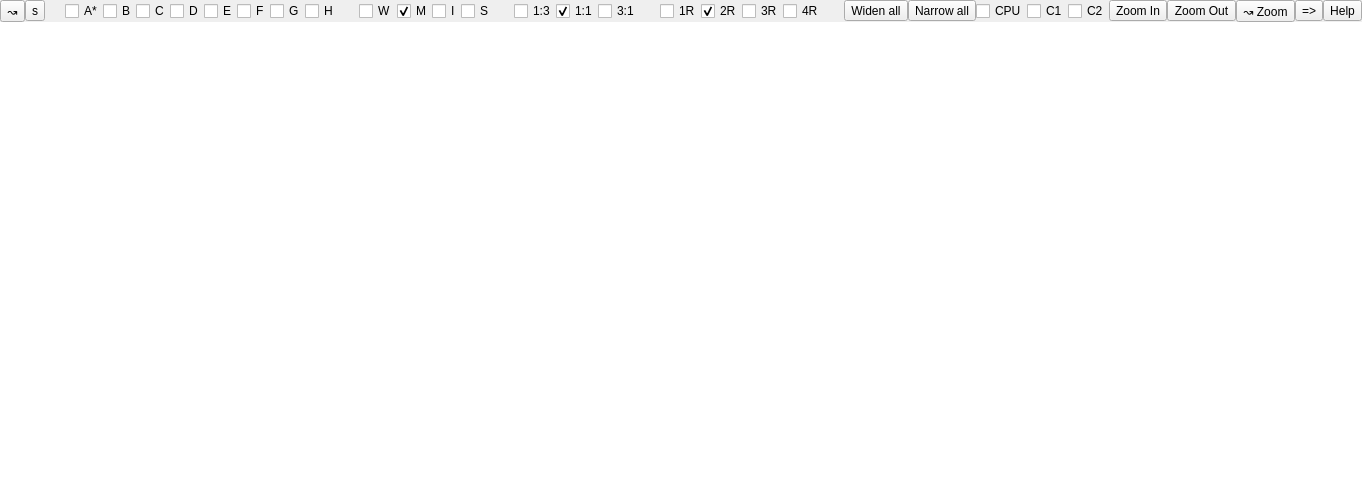
Old version of the form Qt/qt4_mixer_widget.ui in the repository kmatheussen/radium.
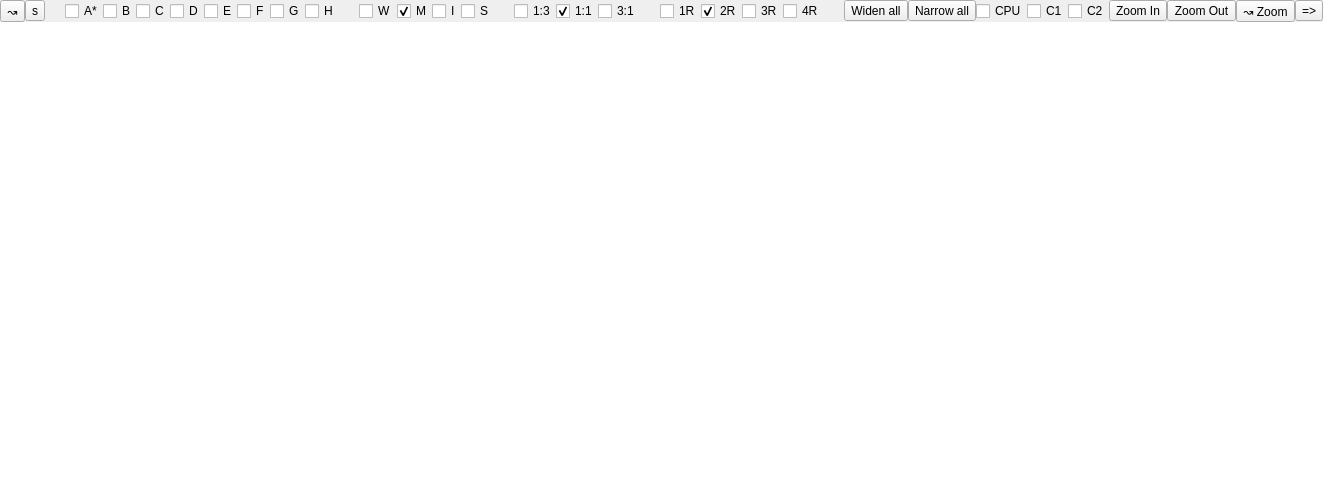
New version of the form.

Commit message: Mixer: Remove "Help" button

What changed in the file:
```diff
--- a/Qt/qt4_mixer_widget.ui
+++ b/Qt/qt4_mixer_widget.ui
@@ -523,26 +523,6 @@
         </property>
        </widget>
       </item>
-      <item>
-       <spacer name="horizontalSpacer_4">
-        <property name="orientation">
-         <enum>Qt::Horizontal</enum>
-        </property>
-        <property name="sizeHint" stdset="0">
-         <size>
-          <width>40</width>
-          <height>20</height>
-         </size>
-        </property>
-       </spacer>
-      </item>
-      <item>
-       <widget class="QToolButton" name="help_button">
-        <property name="text">
-         <string>Help</string>
-        </property>
-       </widget>
-      </item>
      </layout>
     </widget>
    </item>
```
The commit also changes 3 other files.
